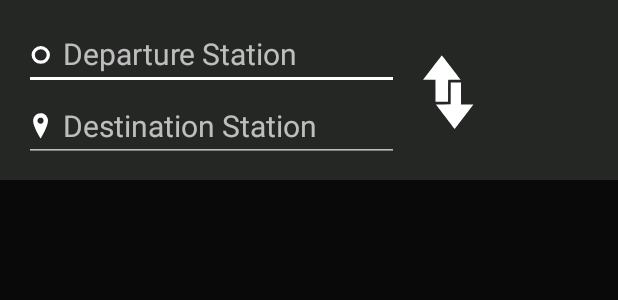
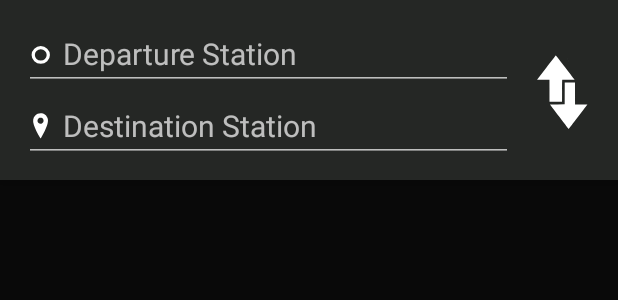
Before and after one commit to OnlyInAmerica/BART, an Android app: the layout activity_main.xml on its own in the app's theme, with its tools: preview values and no code run, on a phone screen of 412 x 824 dp. Shown: the top 300 px of the screen. Run offline under Robolectric (Android 15) with nearby library versions, the phone set to English and light mode, and no system bars.

Commit message:
Adjust Toolbar

```diff
--- a/app/src/main/res/layout/activity_main.xml
+++ b/app/src/main/res/layout/activity_main.xml
@@ -11,7 +11,8 @@
         android:layout_width="match_parent"
         android:layout_height="120dp"
         android:background="@color/colorPrimary"
-        android:gravity="center">
+        android:gravity="center"
+        android:elevation="10dp">
 
         <RelativeLayout
             android:layout_width="match_parent"
@@ -19,13 +20,27 @@
             android:gravity="center_vertical"
             android:orientation="vertical">
 
+            <ImageButton
+                android:id="@+id/reverse"
+                android:layout_width="70dp"
+                android:layout_height="70dp"
+                android:layout_alignBottom="@+id/destination_entry"
+                android:layout_alignParentEnd="true"
+                android:layout_alignTop="@+id/departure_entry"
+                android:layout_marginStart="0dp"
+                android:background="@android:color/transparent"
+                android:focusableInTouchMode="true"
+                android:padding="16dp"
+                android:src="@drawable/arrows" />
+
             <AutoCompleteTextView
                 android:id="@+id/departure_entry"
-                android:layout_width="250dp"
+                android:layout_width="wrap_content"
                 android:layout_height="wrap_content"
                 android:layout_alignParentStart="true"
                 android:layout_alignParentTop="true"
                 android:layout_centerHorizontal="true"
+                android:layout_toStartOf="@id/reverse"
                 android:drawableStart="@drawable/circle"
                 android:hint="Departure Station"
                 android:inputType="textFilter"
@@ -34,29 +49,17 @@
 
             <AutoCompleteTextView
                 android:id="@+id/destination_entry"
-                android:layout_width="250dp"
+                android:layout_width="wrap_content"
                 android:layout_height="wrap_content"
                 android:layout_alignParentStart="true"
                 android:layout_below="@id/departure_entry"
                 android:layout_centerHorizontal="true"
+                android:layout_toStartOf="@id/reverse"
                 android:drawableStart="@drawable/poi"
                 android:hint="Destination Station"
                 android:inputType="textFilter"
                 android:singleLine="true"
                 android:textSize="20sp" />
-
-            <ImageButton
-                android:id="@+id/reverse"
-                android:layout_width="70dp"
-                android:layout_height="70dp"
-                android:layout_alignBottom="@id/destination_entry"
-                android:layout_alignTop="@id/departure_entry"
-                android:layout_marginStart="0dp"
-                android:layout_toEndOf="@id/destination_entry"
-                android:background="@android:color/transparent"
-                android:focusableInTouchMode="true"
-                android:padding="16dp"
-                android:src="@drawable/arrows" />
 
         </RelativeLayout>
 
```
